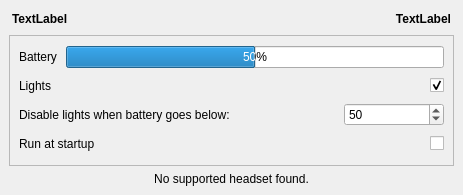
The window that design.ui (Odizinne/HeadsetControl-Qt) describes before a commit, drawn with Qt 5.
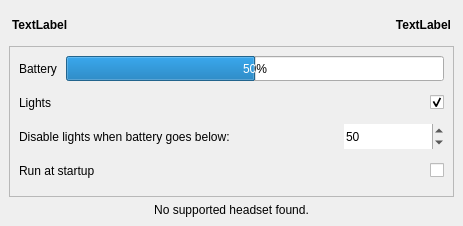
The same window after the commit.

Diff of the .ui file:
```diff
--- a/design.ui
+++ b/design.ui
@@ -7,7 +7,7 @@
     <x>0</x>
     <y>0</y>
     <width>463</width>
-    <height>195</height>
+    <height>226</height>
    </rect>
   </property>
   <property name="sizePolicy">
@@ -71,6 +71,12 @@
           <verstretch>0</verstretch>
          </sizepolicy>
         </property>
+        <property name="minimumSize">
+         <size>
+          <width>0</width>
+          <height>25</height>
+         </size>
+        </property>
         <property name="font">
          <font>
           <bold>true</bold>
@@ -92,6 +98,12 @@
           <verstretch>0</verstretch>
          </sizepolicy>
         </property>
+        <property name="minimumSize">
+         <size>
+          <width>0</width>
+          <height>25</height>
+         </size>
+        </property>
         <property name="font">
          <font>
           <bold>true</bold>
@@ -138,6 +150,12 @@
         <layout class="QGridLayout" name="gridLayout_7">
          <item row="0" column="0">
           <widget class="QLabel" name="batteryLabel">
+           <property name="minimumSize">
+            <size>
+             <width>0</width>
+             <height>25</height>
+            </size>
+           </property>
            <property name="text">
             <string>Battery</string>
            </property>
@@ -145,6 +163,12 @@
          </item>
          <item row="0" column="1">
           <widget class="QProgressBar" name="batteryBar">
+           <property name="minimumSize">
+            <size>
+             <width>0</width>
+             <height>25</height>
+            </size>
+           </property>
            <property name="value">
             <number>50</number>
            </property>
@@ -154,6 +178,12 @@
        </item>
        <item row="5" column="0">
         <widget class="QLabel" name="startupLabel">
+         <property name="minimumSize">
+          <size>
+           <width>0</width>
+           <height>25</height>
+          </size>
+         </property>
          <property name="text">
           <string>Run at startup</string>
          </property>
@@ -161,6 +191,12 @@
        </item>
        <item row="5" column="2">
         <widget class="QCheckBox" name="startupCheckbox">
+         <property name="minimumSize">
+          <size>
+           <width>0</width>
+           <height>25</height>
+          </size>
+         </property>
          <property name="layoutDirection">
           <enum>Qt::LayoutDirection::RightToLeft</enum>
          </property>
@@ -174,9 +210,12 @@
          <property name="minimumSize">
           <size>
            <width>100</width>
-           <height>0</height>
+           <height>25</height>
           </size>
          </property>
+         <property name="frame">
+          <bool>false</bool>
+         </property>
          <property name="maximum">
           <number>100</number>
          </property>
@@ -203,6 +242,12 @@
        </item>
        <item row="4" column="0">
         <widget class="QLabel" name="lightBatteryLabel">
+         <property name="minimumSize">
+          <size>
+           <width>0</width>
+           <height>25</height>
+          </size>
+         </property>
          <property name="text">
           <string>Disable lights when battery goes below:</string>
          </property>
@@ -210,6 +255,12 @@
        </item>
        <item row="3" column="1" colspan="2">
         <widget class="QCheckBox" name="ledBox">
+         <property name="minimumSize">
+          <size>
+           <width>0</width>
+           <height>25</height>
+          </size>
+         </property>
          <property name="layoutDirection">
           <enum>Qt::LayoutDirection::RightToLeft</enum>
          </property>
@@ -226,6 +277,12 @@
        </item>
        <item row="3" column="0">
         <widget class="QLabel" name="ledLabel">
+         <property name="minimumSize">
+          <size>
+           <width>0</width>
+           <height>25</height>
+          </size>
+         </property>
          <property name="text">
           <string>Lights</string>
          </property>
```
